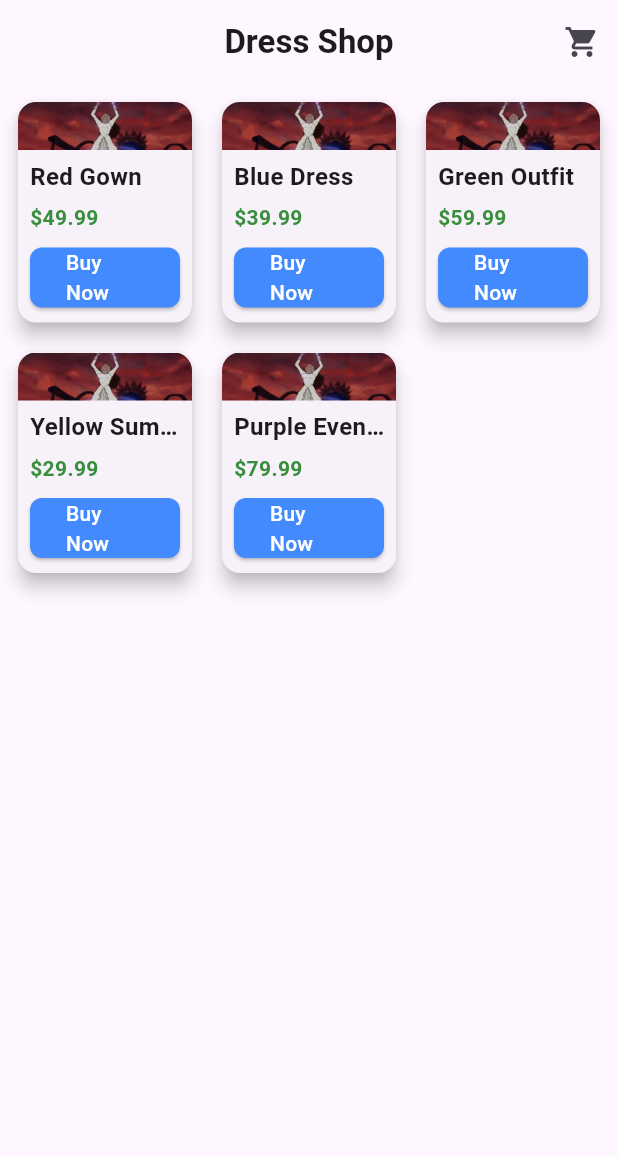
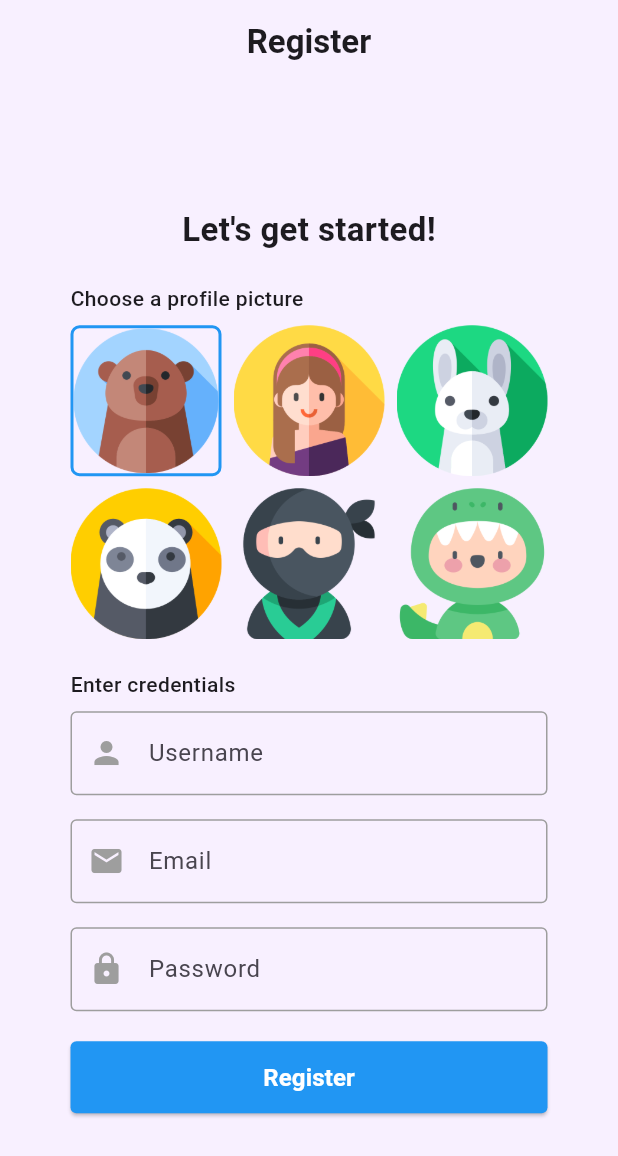
Before and after one commit to ImanZahid/ecommerce_flutter_app, a Flutter app: the screen it shows after launch, on a phone screen of 412 x 824 dp. Shown: the top 1156 px of the screen. Run offline on Flutter 3.47's test engine with Material 3 defaults, Android fonts, the phone set to English and light mode, and no system bars.

Commit message:
Register's page done

```diff
--- /dev/null
+++ b/lib/domain/user/user_model.dart
@@ -0,0 +1,31 @@
+class UserModel {
+  final String username;
+  final String email;
+  final String password;
+  final String profilePicName;
+
+  UserModel({
+    required this.username,
+    required this.email,
+    required this.password,
+    required this.profilePicName,
+  });
+
+  Map<String, dynamic> toMap() {
+    return {
+      'username': username,
+      'email': email,
+      'password': password,
+      'profilePicName': profilePicName,
+    };
+  }
+
+  factory UserModel.fromMap(Map<String, dynamic> map) {
+    return UserModel(
+      username: map['username'],
+      email: map['email'],
+      password: map['password'],
+      profilePicName: map['profilePicName'],
+    );
+  }
+}
--- a/lib/main.dart
+++ b/lib/main.dart
@@ -1,5 +1,6 @@
 import 'package:flutter/material.dart';
 import 'package:ecommerce_flutter_app/pages/shopping/dress_shop_page.dart';
+import 'package:ecommerce_flutter_app/pages/auth/register_page.dart'; // Import the register page
 
 void main() {
   runApp(const DressShopApp());
@@ -13,12 +14,13 @@ class DressShopApp extends StatelessWidget {
     return MaterialApp(
       debugShowCheckedModeBanner: false,
       title: 'Dress Shop',
-      theme: ThemeData(
-        primarySwatch: Colors.pink,
-      ),
-
-      //TODO - use routes, instaed of this, but since for the time being we only have this page, im adding it here
-      home: DressShopPage(),
+      theme: ThemeData(primarySwatch: Colors.pink),
+      // Set the register page as the initial route
+      initialRoute: '/register',
+      routes: {
+        '/register': (context) => const RegisterPage(),
+        '/shop': (context) => DressShopPage(),
+      },
     );
   }
 }
--- /dev/null
+++ b/lib/pages/auth/register_page.dart
@@ -0,0 +1,288 @@
+import 'package:flutter/material.dart';
+import 'package:ecommerce_flutter_app/domain/user/user_model.dart';
+
+class RegisterPage extends StatefulWidget {
+  const RegisterPage({super.key});
+
+  @override
+  _RegisterPageState createState() => _RegisterPageState();
+}
+
+class _RegisterPageState extends State<RegisterPage> {
+  final TextEditingController _usernameController = TextEditingController();
+  final TextEditingController _emailController = TextEditingController();
+  final TextEditingController _passwordController = TextEditingController();
+  String? _errorMessage;
+  int _selectedProfilePic = 0;
+
+  final List<String> _profilePictures = [
+    'assets/images/bear.png',
+    'assets/images/woman.png',
+    'assets/images/rabbit.png',
+    'assets/images/panda.png',
+    'assets/images/ninja.png',
+    'assets/images/dinosaur.png',
+  ];
+
+  void _register() {
+    setState(() => _errorMessage = null);
+
+    if (_usernameController.text.isEmpty ||
+        _emailController.text.isEmpty ||
+        _passwordController.text.isEmpty) {
+      setState(() => _errorMessage = "All fields are required");
+      return;
+    }
+
+    if (!RegExp(
+      r'^[\w-\.]+@([\w-]+\.)+[\w-]{2,4}$',
+    ).hasMatch(_emailController.text)) {
+      setState(() => _errorMessage = "Please enter a valid email");
+      return;
+    }
+
+    if (_emailController.text == "test@example.com") {
+      setState(() => _errorMessage = "Email is already being used");
+      return;
+    }
+
+    final newUser = UserModel(
+      username: _usernameController.text,
+      email: _emailController.text,
+      password: _passwordController.text,
+      profilePicName: _profilePictures[_selectedProfilePic].split('/').last,
+    );
+
+    ScaffoldMessenger.of(
+      context,
+    ).showSnackBar(const SnackBar(content: Text("Registration successful!")));
+
+    Navigator.pushReplacementNamed(context, '/shop');
+  }
+
+  @override
+  void dispose() {
+    _usernameController.dispose();
+    _emailController.dispose();
+    _passwordController.dispose();
+    super.dispose();
+  }
+
+  @override
+  Widget build(BuildContext context) {
+    return Scaffold(
+      backgroundColor: const Color(0xFFF8F0FF),
+      appBar: AppBar(
+        backgroundColor: const Color(0xFFF8F0FF),
+        title: const Text(
+          "Register",
+          style: TextStyle(fontWeight: FontWeight.bold),
+        ),
+        centerTitle: true,
+      ),
+      body: Center(
+        child: ConstrainedBox(
+          constraints: const BoxConstraints(maxWidth: 350),
+          child: Padding(
+            padding: const EdgeInsets.symmetric(horizontal: 16, vertical: 16),
+            child: SingleChildScrollView(
+              child: Column(
+                crossAxisAlignment: CrossAxisAlignment.start,
+                children: [
+                  const Center(
+                    child: Text(
+                      "Let's get started!",
+                      style: TextStyle(
+                        fontSize: 22,
+                        fontWeight: FontWeight.bold,
+                      ),
+                    ),
+                  ),
+                  const SizedBox(height: 20),
+                  const Text(
+                    "Choose a profile picture",
+                    style: TextStyle(fontSize: 14, fontWeight: FontWeight.w500),
+                  ),
+                  const SizedBox(height: 8),
+
+                  GridView.builder(
+                    shrinkWrap: true,
+                    itemCount: _profilePictures.length,
+                    physics: const NeverScrollableScrollPhysics(),
+                    gridDelegate:
+                        const SliverGridDelegateWithFixedCrossAxisCount(
+                          crossAxisCount: 3,
+                          crossAxisSpacing: 8,
+                          mainAxisSpacing: 8,
+                          childAspectRatio: 1,
+                        ),
+                    itemBuilder: (context, index) {
+                      return GestureDetector(
+                        onTap:
+                            () => setState(() => _selectedProfilePic = index),
+                        child: Container(
+                          decoration: BoxDecoration(
+                            border:
+                                _selectedProfilePic == index
+                                    ? Border.all(color: Colors.blue, width: 2)
+                                    : null,
+                            borderRadius: BorderRadius.circular(6),
+                          ),
+                          child: ClipRRect(
+                            borderRadius: BorderRadius.circular(6),
+                            child: Image.asset(
+                              _profilePictures[index],
+                              fit: BoxFit.cover,
+                              errorBuilder: (context, error, stackTrace) {
+                                return Center(
+                                  child: Text(
+                                    "${index + 1}",
+                                    style: TextStyle(
+                                      fontSize: 20,
+                                      fontWeight: FontWeight.bold,
+                                      color:
+                                          _selectedProfilePic == index
+                                              ? Colors.blue
+                                              : Colors.black54,
+                                    ),
+                                  ),
+                                );
+                              },
+                            ),
+                          ),
+                        ),
+                      );
+                    },
+                  ),
+
+                  const SizedBox(height: 20),
+                  const Text(
+                    "Enter credentials",
+                    style: TextStyle(fontSize: 14, fontWeight: FontWeight.w500),
+                  ),
+                  const SizedBox(height: 8),
+
+                  // Username
+                  TextField(
+                    controller: _usernameController,
+                    decoration: InputDecoration(
+                      contentPadding: const EdgeInsets.symmetric(
+                        vertical: 16,
+                        horizontal: 16,
+                      ),
+                      hintText: "Username",
+                      prefixIcon: const Icon(Icons.person, color: Colors.grey),
+                      border: OutlineInputBorder(
+                        borderRadius: BorderRadius.circular(4),
+                        borderSide: const BorderSide(color: Colors.grey),
+                      ),
+                      enabledBorder: OutlineInputBorder(
+                        borderRadius: BorderRadius.circular(4),
+                        borderSide: const BorderSide(color: Colors.grey),
+                      ),
+                    ),
+                  ),
+
+                  const SizedBox(height: 16),
+
+                  // Email
+                  TextField(
+                    controller: _emailController,
+                    keyboardType: TextInputType.emailAddress,
+                    decoration: InputDecoration(
+                      contentPadding: const EdgeInsets.symmetric(
+                        vertical: 16,
+                        horizontal: 16,
+                      ),
+                      hintText: "Email",
+                      prefixIcon: const Icon(Icons.email, color: Colors.grey),
+                      border: OutlineInputBorder(
+                        borderRadius: BorderRadius.circular(4),
+                        borderSide: const BorderSide(color: Colors.grey),
+                      ),
+                      enabledBorder: OutlineInputBorder(
+                        borderRadius: BorderRadius.circular(4),
+                        borderSide: const BorderSide(color: Colors.grey),
+                      ),
+                    ),
+                  ),
+
+                  const SizedBox(height: 16),
+
+                  // Password
+                  TextField(
+                    controller: _passwordController,
+                    obscureText: true,
+                    decoration: InputDecoration(
+                      contentPadding: const EdgeInsets.symmetric(
+                        vertical: 16,
+                        horizontal: 16,
+                      ),
+                      hintText: "Password",
+                      prefixIcon: const Icon(Icons.lock, color: Colors.grey),
+                      border: OutlineInputBorder(
+                        borderRadius: BorderRadius.circular(4),
+                        borderSide: const BorderSide(color: Colors.grey),
+                      ),
+                      enabledBorder: OutlineInputBorder(
+                        borderRadius: BorderRadius.circular(4),
+                        borderSide: const BorderSide(color: Colors.grey),
+                      ),
+                    ),
+                  ),
+
+                  const SizedBox(height: 20),
+
+                  SizedBox(
+                    width: double.infinity,
+                    height: 48,
+                    child: ElevatedButton(
+                      style: ElevatedButton.styleFrom(
+                        backgroundColor: Colors.blue,
+                        shape: RoundedRectangleBorder(
+                          borderRadius: BorderRadius.circular(4),
+                        ),
+                      ),
+                      onPressed: _register,
+                      child: const Text(
+                        "Register",
+                        style: TextStyle(
+                          color: Colors.white,
+                          fontSize: 16,
+                          fontWeight: FontWeight.bold,
+                        ),
+                      ),
+                    ),
+                  ),
+
+                  if (_errorMessage != null)
+                    Padding(
+                      padding: const EdgeInsets.only(top: 16),
+                      child: Container(
+                        width: double.infinity,
+                        padding: const EdgeInsets.all(12),
+                        decoration: BoxDecoration(
+                          color: Colors.red.withOpacity(0.1),
+                          border: Border.all(color: Colors.red),
+                          borderRadius: BorderRadius.circular(4),
+                        ),
+                        child: Text(
+                          _errorMessage!,
+                          style: const TextStyle(
+                            color: Colors.red,
+                            fontWeight: FontWeight.w500,
+                            fontSize: 12,
+                          ),
+                          textAlign: TextAlign.center,
+                        ),
+                      ),
+                    ),
+                ],
+              ),
+            ),
+          ),
+        ),
+      ),
+    );
+  }
+}
```
Also changed, not shown: assets/images/astronaut.png (added), assets/images/bear.png (added), assets/images/chicken.png (added), assets/images/dinosaur.png (added), assets/images/ninja.png (added), assets/images/panda.png (added), assets/images/rabbit.png (added), assets/images/woman.png (added), assets/images/woman1.png (added), assets/images/woman2.png (added), pubspec.lock, 2 other files.
